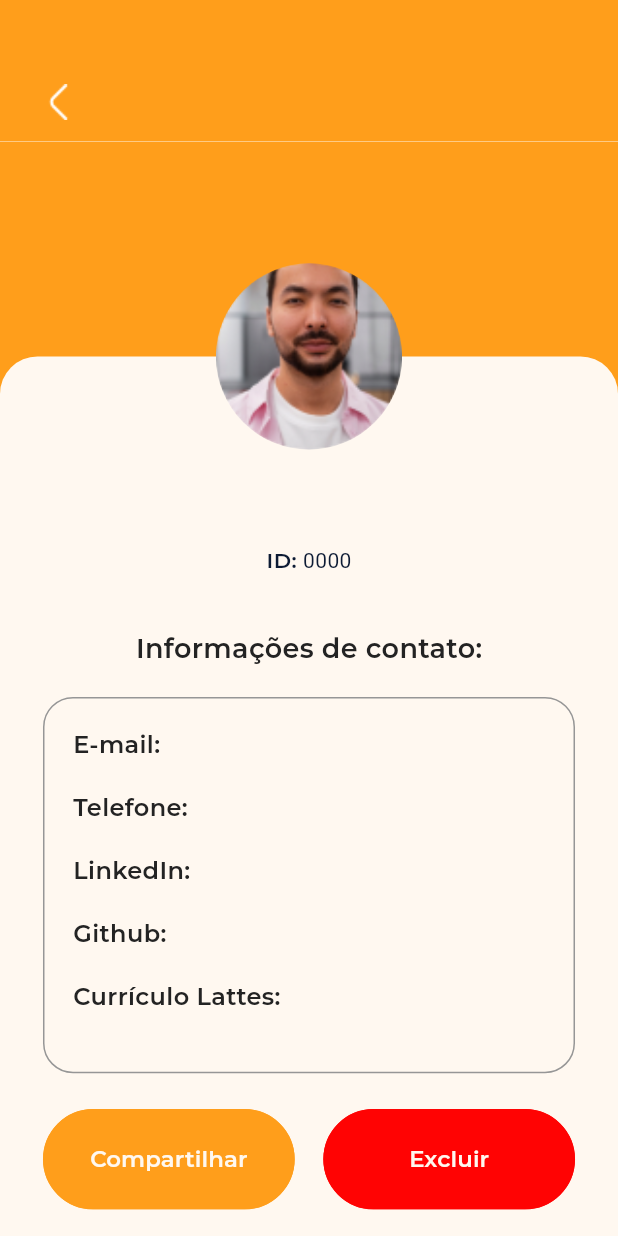
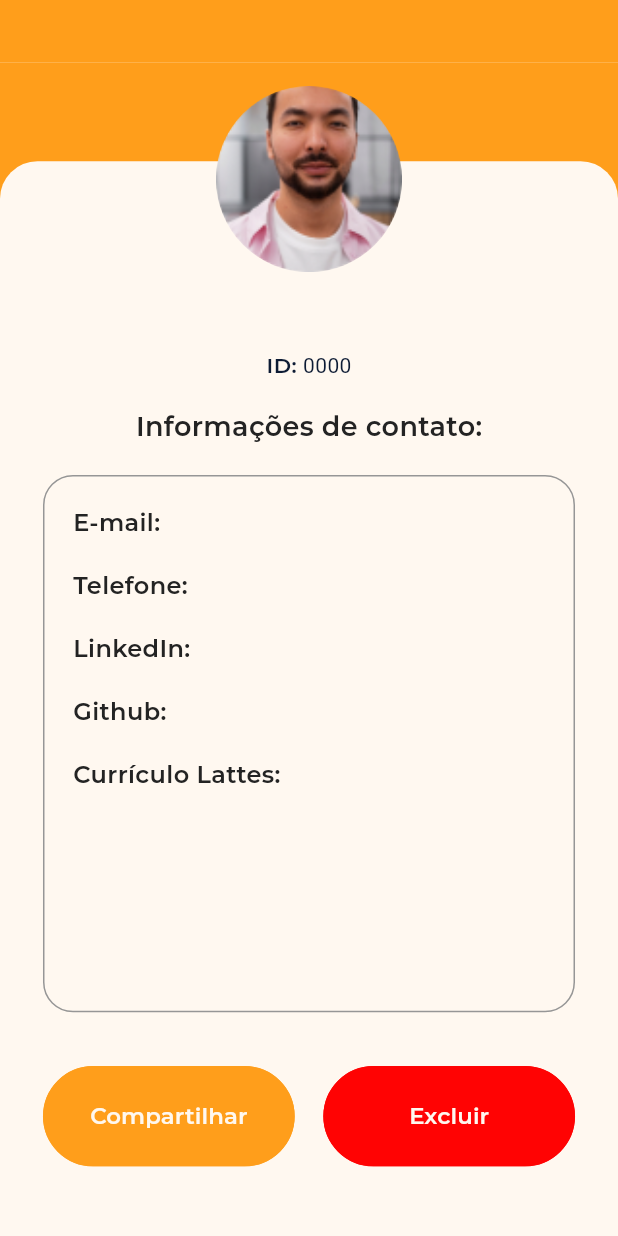
Before and after one commit to anacmagalhaes/EscolaDeVerao, a Flutter app: the UserProfileScreen screen opened directly with empty values, on a phone screen of 412 x 824 dp. Run offline on Flutter 3.47's test engine with Material 3 defaults, Android fonts, the phone set to English and light mode, and no system bars; our stand-ins replace app_links, flutter_masked_text2, flutter_screenutil, qr_flutter, shared_preferences, sizer; missing offline and left inert: mobile_scanner; accounts and stored records are empty.

Commit message:
feat: Modified layout

```diff
--- a/lib/screens/profile/userProfile_screen.dart
+++ b/lib/screens/profile/userProfile_screen.dart
@@ -1,4 +1,5 @@
 import 'package:escoladeverao/models/user_model.dart';
+import 'package:escoladeverao/screens/settings_screen.dart';
 import 'package:escoladeverao/utils/colors.dart';
 import 'package:escoladeverao/utils/fonts.dart';
 import 'package:escoladeverao/widgets/custom_app_bar.dart';
@@ -25,18 +26,6 @@ class _UserProfileScreenState extends State<UserProfileScreen> {
           color: AppColors.orangePrimary,
           child: Padding(
             padding: EdgeInsets.only(left: 10.h, right: 10.h, top: 35.h),
-            child: Row(
-              children: [
-                GestureDetector(
-                  onTap: () {},
-                  child: SizedBox(
-                    width: 44.h,
-                    height: 44.h,
-                    child: Image.asset('assets/icons/angle-left-white.png'),
-                  ),
-                ),
-              ],
-            ),
           ),
         ),
       ),
@@ -52,7 +41,7 @@ class _UserProfileScreenState extends State<UserProfileScreen> {
 
             // White background container with rounded corners
             Container(
-              margin: EdgeInsets.only(top: 120.h),
+              margin: EdgeInsets.only(top: 55.h),
               decoration: const BoxDecoration(
                 color: AppColors.background,
                 borderRadius: BorderRadius.only(
@@ -88,23 +77,25 @@ class _UserProfileScreenState extends State<UserProfileScreen> {
                         ),
                       ],
                     ),
-                    SizedBox(height: 30.h),
+                    SizedBox(height: 15.h),
                     Column(
                       children: [
                         Fonts(
                           text: 'Informações de contato:',
                           fontSize: 18,
                           fontWeight: FontWeight.w600,
-                            color: AppColors.textPrimary),
+                          color: AppColors.textPrimary,
+                        ),
                         SizedBox(height: 16.h),
                         Container(
                             width: 380.h,
-                            height: 210.h,
+                            height: 300.h,
                             decoration: BoxDecoration(
                               border: Border.all(
                                   color: AppColors.quaternaryGrey, width: 1),
                               borderRadius: BorderRadius.circular(20),
                             ),
+                            child: SingleChildScrollView(
                               child: Column(
                                 children: [
                                   Padding(
@@ -126,7 +117,7 @@ class _UserProfileScreenState extends State<UserProfileScreen> {
                                           Flexible(
                                             child: Fonts(
                                               text: widget.user.email,
-                                            maxLines: 2,
+                                              maxLines: 4,
                                               fontSize: 16,
                                               fontWeight: FontWeight.w400,
                                               color: AppColors.quintennialGrey,
@@ -185,7 +176,7 @@ class _UserProfileScreenState extends State<UserProfileScreen> {
                                           Flexible(
                                             child: Fonts(
                                               text: widget.user.linkedin,
-                                            maxLines: 2,
+                                              maxLines: 4,
                                               fontSize: 16,
                                               fontWeight: FontWeight.w400,
                                               color: AppColors.quintennialGrey,
@@ -214,7 +205,7 @@ class _UserProfileScreenState extends State<UserProfileScreen> {
                                           Flexible(
                                             child: Fonts(
                                               text: widget.user.github,
-                                            maxLines: 2,
+                                              maxLines: 4,
                                               fontSize: 16,
                                               fontWeight: FontWeight.w400,
                                               color: AppColors.quintennialGrey,
@@ -243,7 +234,7 @@ class _UserProfileScreenState extends State<UserProfileScreen> {
                                           Flexible(
                                             child: Fonts(
                                               text: widget.user.lattes,
-                                            maxLines: 2,
+                                              maxLines: 4,
                                               fontSize: 16,
                                               fontWeight: FontWeight.w400,
                                               color: AppColors.quintennialGrey,
@@ -254,10 +245,11 @@ class _UserProfileScreenState extends State<UserProfileScreen> {
                                         ],
                                       )),
                                 ],
+                              ),
                             ))
                       ],
                     ),
-                    SizedBox(height: 20.h),
+                    SizedBox(height: 30.h),
                     SizedBox(
                       width: double.maxFinite,
                       child: Row(
@@ -309,7 +301,7 @@ class _UserProfileScreenState extends State<UserProfileScreen> {
 
             // Positioned profile image
             Positioned(
-              top: 120.h - 52.h,
+              top: 65.h - 52.h,
               left: MediaQuery.of(context).size.width / 2 - 52.h,
               child: SizedBox(
                 width: 104.h,
```
Lines whose indentation alone changed are shown as unchanged.
